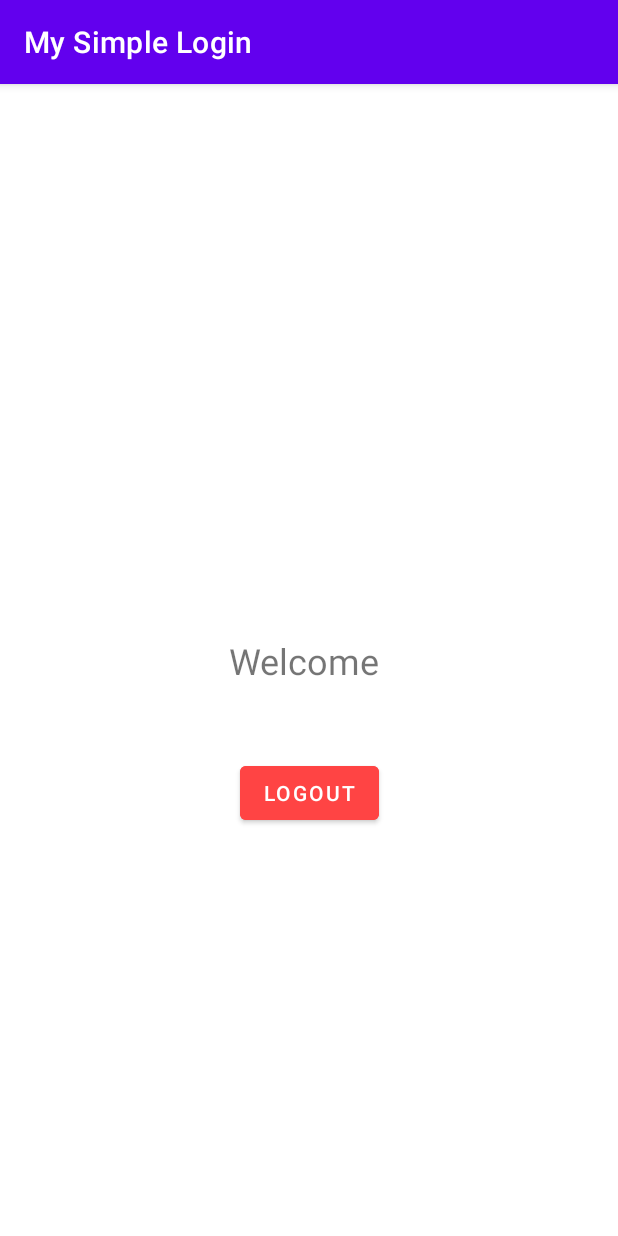
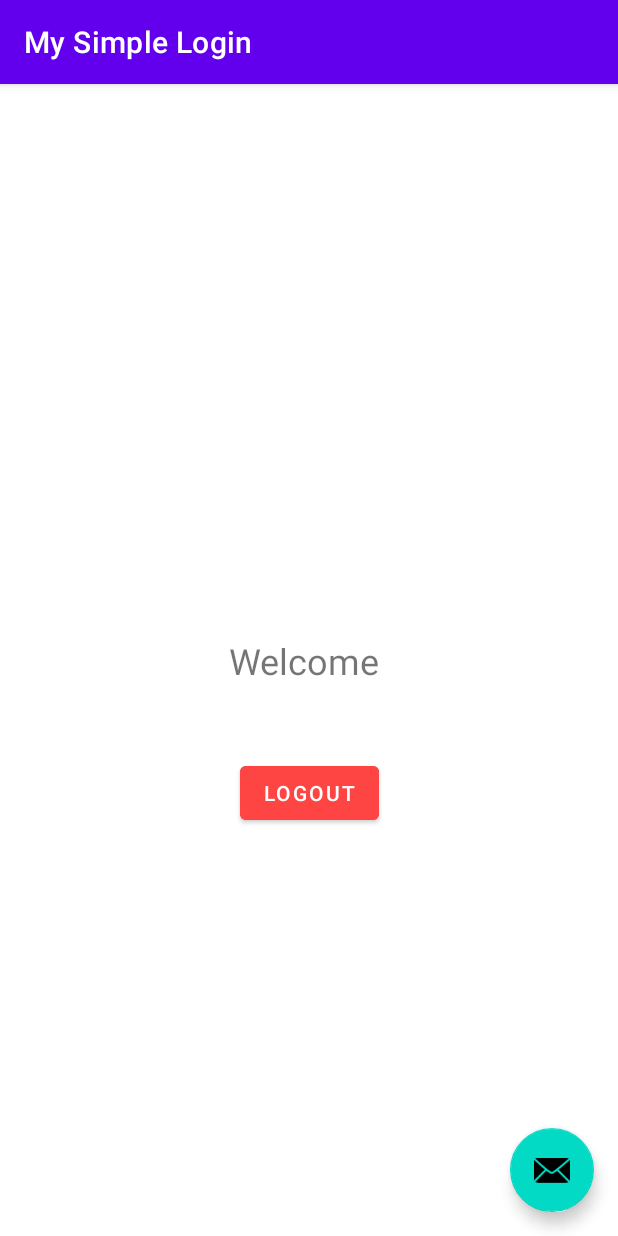
Before and after one commit to ricky-kiva/andro-login-modularization, an Android app: the HomeActivity screen opened directly, with no data from a screen before it, on a phone screen of 412 x 824 dp. Run offline under Robolectric (Android 15) with nearby library versions, the phone set to English and light mode, and no system bars.

Commit message:
feat(presentation-home): add FAB on HomeActivity

```diff
--- a/app/src/main/res/layout/activity_home.xml
+++ b/app/src/main/res/layout/activity_home.xml
@@ -28,4 +28,14 @@
         app:layout_constraintStart_toStartOf="parent"
         app:layout_constraintTop_toBottomOf="@+id/tv_welcome" />
 
+    <com.google.android.material.floatingactionbutton.FloatingActionButton
+        android:id="@+id/fab"
+        android:layout_width="wrap_content"
+        android:layout_height="wrap_content"
+        android:layout_margin="16dp"
+        android:contentDescription="@string/title_chat"
+        app:srcCompat="@android:drawable/ic_dialog_email"
+        app:layout_constraintBottom_toBottomOf="parent"
+        app:layout_constraintEnd_toEndOf="parent" />
+
 </androidx.constraintlayout.widget.ConstraintLayout>
```
Also changed, not shown: app/src/main/java/com/dicoding/mysimplelogin/HomeActivity.kt (+14 -0 lines).
